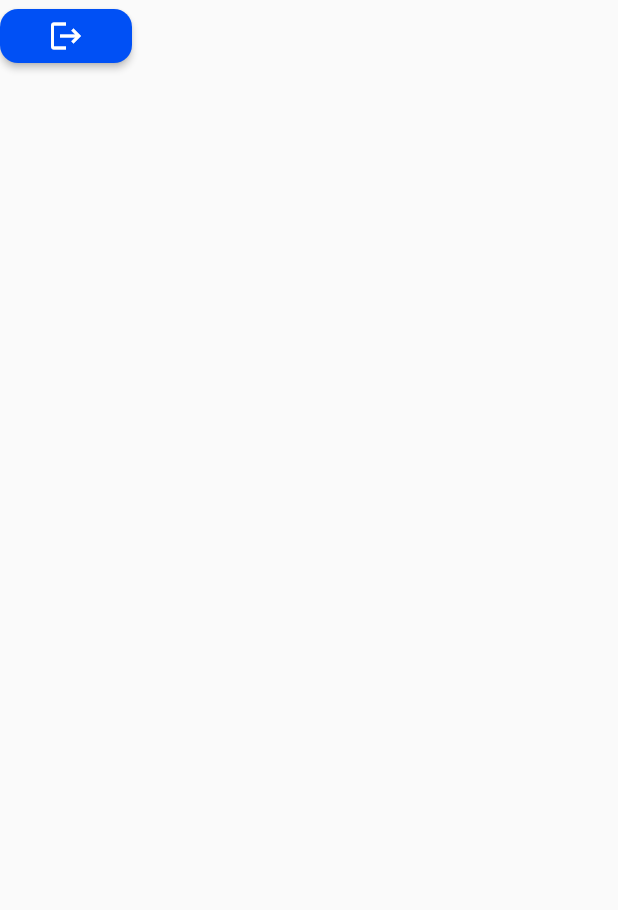
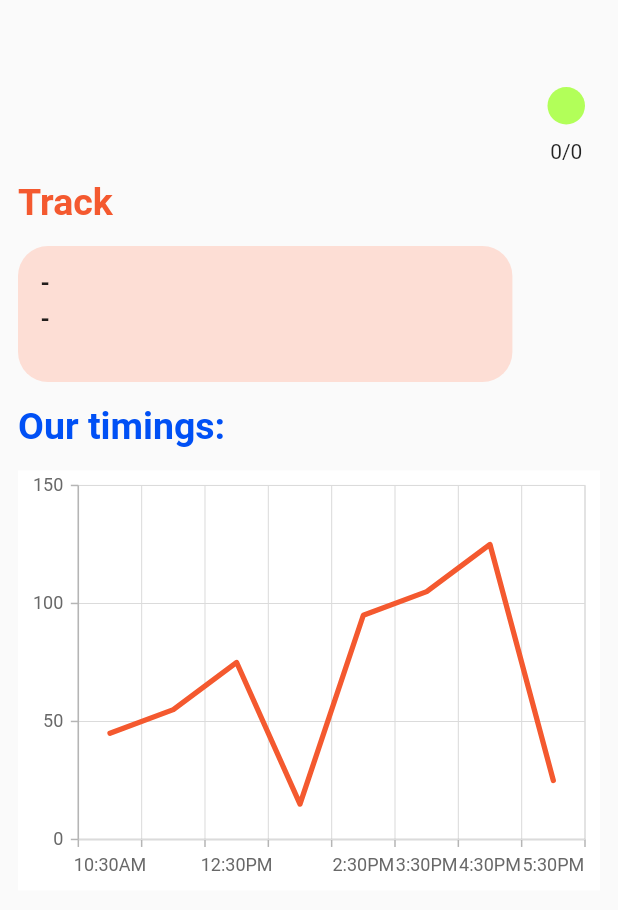
Before and after one commit to bitoffabyte/Winhacks, a Flutter app: the Dashboard screen opened directly, on a phone screen of 412 x 824 dp. Shown: the top 910 px of the screen. Run offline on Flutter 3.47's test engine with Material 2 defaults, Android fonts, the phone set to English and light mode, and no system bars; our stand-ins replace cloud_firestore, firebase_auth, firebase_core, geolocator, google_maps_flutter, syncfusion_flutter_charts; accounts and stored records are empty.

Commit message:
Dashboard UI done✨

```diff
--- a/WINHACKS/lib/screens/dashboard.dart
+++ b/WINHACKS/lib/screens/dashboard.dart
@@ -1,10 +1,15 @@
 import 'package:cloud_firestore/cloud_firestore.dart';
 import 'package:firebase_auth/firebase_auth.dart';
 import 'package:flutter/material.dart';
+import 'package:syncfusion_flutter_charts/charts.dart';
 
 import '../LandingPage.dart';
 
-
+class SalesData {
+  SalesData(this.year, this.sales);
+  final String year;
+  final double sales;
+}
 class Dashboard extends StatefulWidget {
   @override
   _DashboardState createState() => _DashboardState();
@@ -12,8 +17,22 @@ class Dashboard extends StatefulWidget {
 
 class _DashboardState extends State<Dashboard> {
   final _auth = FirebaseAuth.instance;
-  var color1 = Color(0xff0050F5);
-  var user1;
+  var color = Color(0xff0050F5);
+  var color1 =  Color(0xFFD50000);
+  var color2 =  Color(0xFFFDDED5);
+  var color3 =  Color(0xFFF4592F);
+  var color4 =  Color(0xFF0050F5);
+  var color5 =  Color(0xFFF4592F);
+
+  String URL1;
+  Color final_color;
+  int user_current_strength=0;
+  String user_shopname="";
+  String user_Instruction1="";
+  String user_Instruction2="";
+  List user_data=[];
+
+  int user_total_strength =0;
 
   @override
   void initState() {
@@ -23,8 +42,8 @@ class _DashboardState extends State<Dashboard> {
   }
 
   verify1()async{
-    await FirebaseFirestore.instance.collection("users").doc(_auth.currentUser.uid).get().then((user) {
-      if(user["Type"]=="Admin"){
+    await FirebaseFirestore.instance.collection("users").doc(_auth.currentUser.uid).get().then((user1) {
+      if(user1["Type"]=="Admin"){
         FirebaseFirestore.instance.collection("Vendors").get().then((querySnapshot) {
           querySnapshot.docs.forEach((result) {
             FirebaseFirestore.instance
@@ -38,7 +57,13 @@ class _DashboardState extends State<Dashboard> {
                   print("PRESENT");
                   print(result["StoreName"]);
                   setState(() {
-                    user1 = result.data();
+                    user_current_strength=result["Current_strength"];
+                    print(user_current_strength);
+                    user_shopname=result["StoreName"];
+                    user_total_strength=result["Total_strength"];
+                    user_Instruction1=result["Instruction1"];
+                    user_Instruction2=result["Instruction2"];
+                    user_data=result["Timings"];
                   });
 
 
@@ -54,33 +79,140 @@ class _DashboardState extends State<Dashboard> {
 
     });
   }
-
-
   signout()async{
     await _auth.signOut();
     Navigator.pushReplacementNamed(context, LandingPage.id);
   }
 
 
-
   @override
   Widget build(BuildContext context) {
+    if (user_current_strength <= user_current_strength * 0.25) {
+      final_color = Colors.lightGreenAccent;
+    }
+    else if (user_total_strength * 0.25 <
+        user_current_strength &&
+        user_current_strength <=
+            user_total_strength * 0.75) {
+      final_color = Colors.orange;
+    }
+    else if (user_total_strength * 0.75 <
+        user_current_strength &&
+        user_current_strength <=
+            user_total_strength) {
+      final_color = color1;
+    }
+    if(user_shopname=="KFC")
+      URL1 ="images/kfc.png";
+    else if(user_shopname=="Nike")
+      URL1 ="images/nike1.png";
     return Scaffold(
-      body: Column(
-        children: [
-          if(user1!=null)
-            Text("${user1["StoreName"]}"),
+      body: SingleChildScrollView(
+        child: Padding(
+          padding: const EdgeInsets.all(12.0),
+          child: Column(
+            crossAxisAlignment: CrossAxisAlignment.start,
+            children: [
+              SizedBox(height: 35,),
+              Padding(
+                padding: const EdgeInsets.all(10.0),
+                child: Row(
+                  mainAxisAlignment: MainAxisAlignment.spaceBetween,
+                  children: [
 
-          RaisedButton(
-              child: Icon(Icons.logout,color: Colors.white,),
-              shape: RoundedRectangleBorder(
-                borderRadius: BorderRadius.circular(12.0),
+                    Text(user_shopname, style: TextStyle(fontWeight: FontWeight.bold, fontSize: 45),),
+                    Column(
+                      children: [
+                        Container(
+                          height: 25,
+                          width: 25,
+                          decoration: BoxDecoration(
+                              color: final_color,
+                              borderRadius: BorderRadius.all(
+                                  Radius.circular(20))
+                          ),
+                        ),
+                        SizedBox(
+                          height: 10,
+                        ),
+                          Text(
+                            "${user_current_strength}/${user_total_strength}")
+                      ],
+                    )
+                  ],
+                ),
               ),
-              color: color1,
-              onPressed: () {
-                signout();
-              }),
-        ],
+              Text("Track",style: TextStyle(fontWeight: FontWeight.bold,color: color3,fontSize: 25),),
+              SizedBox(height: 15,),
+              Container(
+                height: MediaQuery.of(context).size.height*0.11,
+                width: MediaQuery.of(context).size.height*0.4,
+                decoration: BoxDecoration(
+                    color: color2,
+                    borderRadius: BorderRadius.all(Radius.circular(20))
+                ),
+                child:Padding(
+                  padding: const EdgeInsets.all(15.0),
+                  child: Column(
+                    mainAxisAlignment: MainAxisAlignment.start,
+                    crossAxisAlignment: CrossAxisAlignment.start,
+                    children: [
+                      Text("-${user_Instruction1}",style: TextStyle(fontWeight: FontWeight.bold,fontSize: 16),),
+                      SizedBox(height: 5,),
+                      Text("-${user_Instruction1}",style: TextStyle(fontWeight: FontWeight.bold,fontSize: 16),),
+                    ],
+                  ),
+                ),
+              ),
+              SizedBox(height: 15,),
+              Text("Our timings:",style: TextStyle(fontWeight: FontWeight.bold,color: color4,fontSize: 25),),
+              SizedBox(height: 15,),
+              Center(
+                  child: Container(
+                      height: 280,
+                      child: SfCartesianChart(
+                          backgroundColor: Colors.white,
+                          primaryXAxis: CategoryAxis(),
+                          // Enable legend
+                          //legend: Legend(isVisible: true),
+                          // Enable tooltip
+                          tooltipBehavior: TooltipBehavior(
+                              header: "Crowd",
+                              enable: true
+                          ),
+                          series: <LineSeries<SalesData, String>>[
+                            LineSeries<SalesData, String>(
+                              color: color5,
+                              width:3.5,
+                              dataSource:  <SalesData>[
+                                //SalesData('${user_data[0]}', 35),
+                                SalesData("10:30AM", 45),
+                                SalesData("11:30AM", 55),
+                                SalesData("12:30PM", 75),
+                                SalesData("1:30PM", 15),
+                                SalesData("2:30PM", 95),
+                                SalesData("3:30PM", 105),
+                                SalesData("4:30PM", 125),
+                                SalesData("5:30PM", 25),
+                                //SalesData('${user_data[1]}', 130),
+
+                              ],
+                              xValueMapper: (SalesData sales, _) => sales.year,
+                              yValueMapper: (SalesData sales, _) => sales.sales,
+
+                              // Enable data label
+                              //dataLabelSettings: DataLabelSettings(isVisible: true)
+                            )
+                          ]
+                      )
+                  )
+              ),
+
+
+
+            ],
+          ),
+        ),
       ),
     );
   }
```
